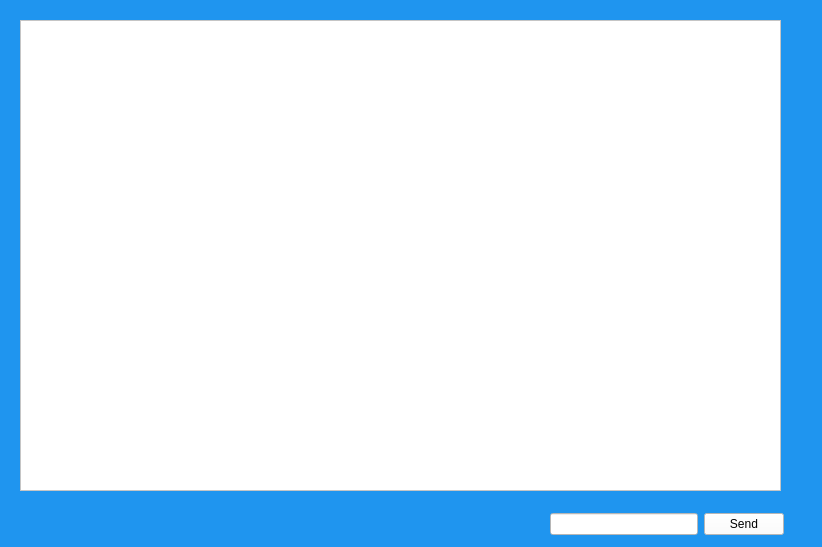
This is UI/admin_db.ui in matimusial/ADHDPredictorApp as Qt 5 draws it before an edit. The edited form follows.
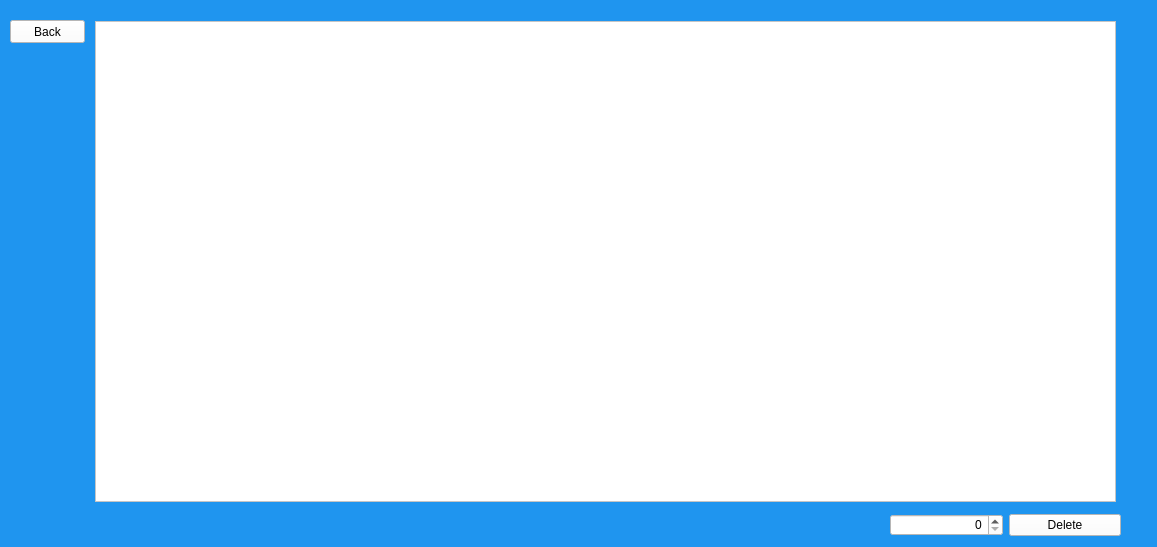
This is the edited form.

Diff of the .ui file:
```diff
--- a/UI/admin_db.ui
+++ b/UI/admin_db.ui
@@ -6,7 +6,7 @@
    <rect>
     <x>0</x>
     <y>0</y>
-    <width>822</width>
+    <width>1157</width>
     <height>547</height>
    </rect>
   </property>
@@ -17,34 +17,24 @@
    <string notr="true">QWidget{background-color: rgb(31, 149, 239);}</string>
   </property>
   <widget class="QWidget" name="centralwidget">
-   <widget class="QTableView" name="tableView">
+   <widget class="QWidget" name="layoutWidget">
     <property name="geometry">
      <rect>
-      <x>20</x>
-      <y>20</y>
-      <width>761</width>
-      <height>471</height>
-     </rect>
-    </property>
-    <property name="styleSheet">
-     <string notr="true">background-color: white;</string>
-    </property>
-   </widget>
-   <widget class="QWidget" name="">
-    <property name="geometry">
-     <rect>
-      <x>550</x>
+      <x>890</x>
       <y>510</y>
-      <width>234</width>
-      <height>29</height>
+      <width>231</width>
+      <height>31</height>
      </rect>
     </property>
     <layout class="QHBoxLayout" name="horizontalLayout">
      <item>
-      <widget class="QLineEdit" name="lineEdit">
+      <widget class="QSpinBox" name="spinBox">
        <property name="styleSheet">
         <string notr="true">background-color:white;</string>
        </property>
+       <property name="alignment">
+        <set>Qt::AlignRight|Qt::AlignTrailing|Qt::AlignVCenter</set>
+       </property>
       </widget>
      </item>
      <item>
@@ -53,12 +43,41 @@
         <string notr="true">background-color: white;</string>
        </property>
        <property name="text">
-        <string>Send</string>
+        <string>Delete</string>
        </property>
       </widget>
      </item>
     </layout>
    </widget>
+   <widget class="QPushButton" name="backBtn">
+    <property name="geometry">
+     <rect>
+      <x>10</x>
+      <y>20</y>
+      <width>75</width>
+      <height>23</height>
+     </rect>
+    </property>
+    <property name="styleSheet">
+     <string notr="true">background-color: white;</string>
+    </property>
+    <property name="text">
+     <string>Back</string>
+    </property>
+   </widget>
+   <widget class="QTableWidget" name="tableWidget">
+    <property name="geometry">
+     <rect>
+      <x>95</x>
+      <y>21</y>
+      <width>1021</width>
+      <height>481</height>
+     </rect>
+    </property>
+    <property name="styleSheet">
+     <string notr="true">background-color:white;</string>
+    </property>
+   </widget>
   </widget>
  </widget>
  <resources/>
```
Left out of the diff: 2 changed lines with no effect on the pictures.
